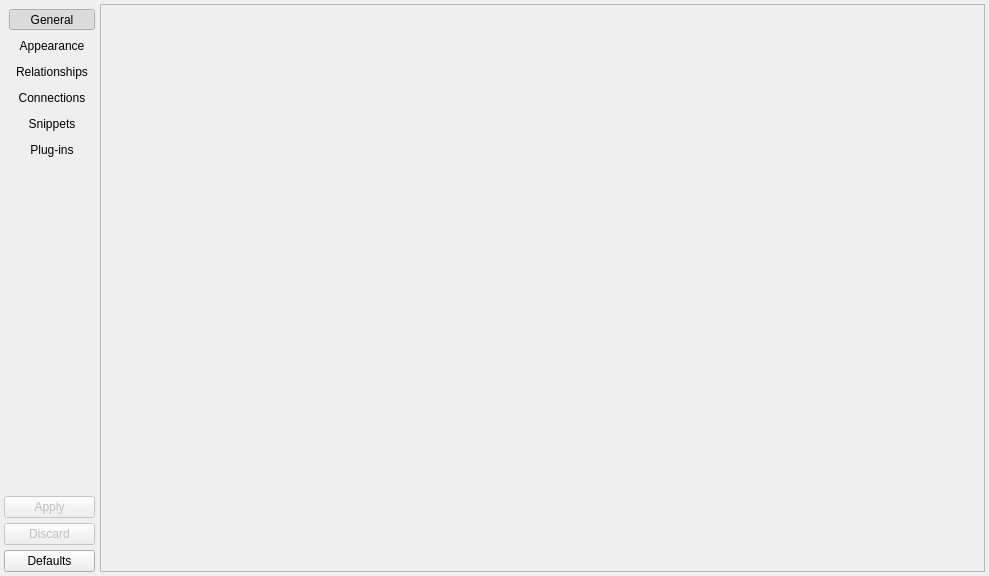
Qt form libs/libgui/ui/settings/configurationwidget.ui (arichiardi/pgmodeler) before a commit.
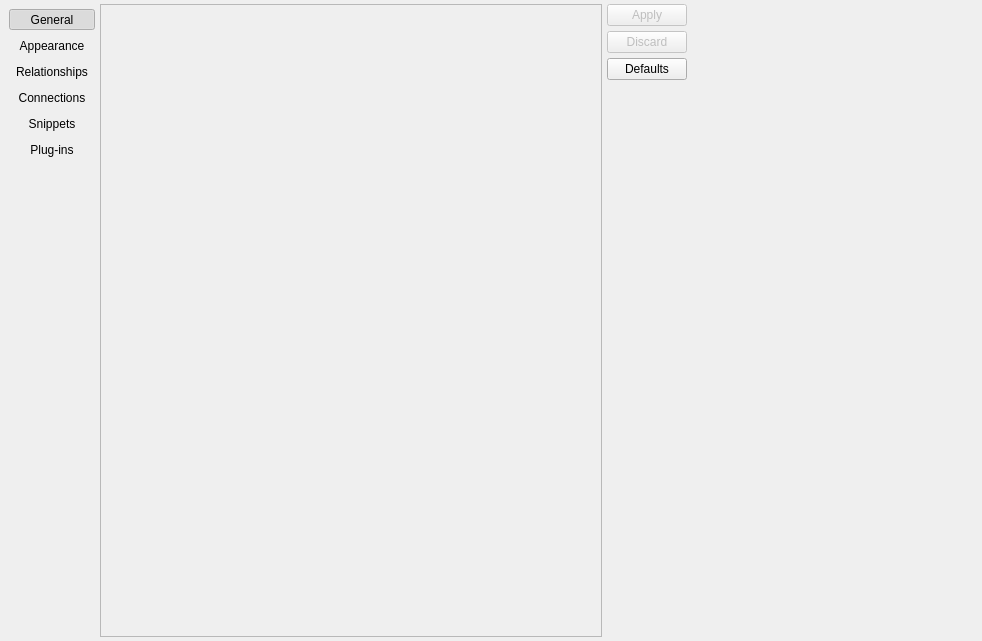
The same form after that commit. Icons and pictures are not drawn.

```diff
--- a/libs/libgui/ui/settings/configurationwidget.ui
+++ b/libs/libgui/ui/settings/configurationwidget.ui
@@ -9,8 +9,8 @@
    <rect>
     <x>0</x>
     <y>0</y>
-    <width>989</width>
-    <height>576</height>
+    <width>982</width>
+    <height>641</height>
    </rect>
   </property>
   <property name="sizePolicy">
@@ -26,7 +26,10 @@
    <iconset resource="../../../../priv-plugins/res/logoicons.qrc">
     <normaloff>:/icons/icons/pgmodeler_logo.png</normaloff>:/icons/icons/pgmodeler_logo.png</iconset>
   </property>
-  <layout class="QGridLayout" name="gridLayout_2">
+  <layout class="QHBoxLayout" name="horizontalLayout">
+   <property name="spacing">
+    <number>5</number>
+   </property>
    <property name="leftMargin">
     <number>4</number>
    </property>
@@ -39,45 +42,7 @@
    <property name="bottomMargin">
     <number>4</number>
    </property>
-   <property name="spacing">
-    <number>5</number>
-   </property>
-   <item row="6" column="0">
-    <widget class="QPushButton" name="defaults_btn">
-     <property name="sizePolicy">
-      <sizepolicy hsizetype="Preferred" vsizetype="Fixed">
-       <horstretch>0</horstretch>
-       <verstretch>0</verstretch>
-      </sizepolicy>
-     </property>
-     <property name="maximumSize">
-      <size>
-       <width>16777215</width>
-       <height>16777215</height>
-      </size>
-     </property>
-     <property name="text">
-      <string>Defaults</string>
-     </property>
-     <property name="icon">
-      <iconset resource="../../res/resources.qrc">
-       <normaloff>:/icons/icons/defaults.png</normaloff>:/icons/icons/defaults.png</iconset>
-     </property>
-     <property name="iconSize">
-      <size>
-       <width>28</width>
-       <height>28</height>
-      </size>
-     </property>
-     <property name="autoDefault">
-      <bool>false</bool>
-     </property>
-     <property name="default">
-      <bool>false</bool>
-     </property>
-    </widget>
-   </item>
-   <item row="0" column="0" rowspan="4">
+   <item>
     <widget class="QWidget" name="btns_parent_wgt" native="true">
      <property name="sizePolicy">
       <sizepolicy hsizetype="Fixed" vsizetype="Expanding">
@@ -108,12 +73,9 @@
        <number>0</number>
       </property>
       <property name="bottomMargin">
-       <number>5</number>
-      </property>
-      <property name="horizontalSpacing">
        <number>0</number>
       </property>
-      <property name="verticalSpacing">
+      <property name="spacing">
        <number>5</number>
       </property>
       <item row="0" column="0">
@@ -381,84 +343,20 @@
      </layout>
     </widget>
    </item>
-   <item row="4" column="0">
-    <widget class="QPushButton" name="apply_btn">
-     <property name="enabled">
-      <bool>false</bool>
-     </property>
-     <property name="sizePolicy">
-      <sizepolicy hsizetype="Preferred" vsizetype="Fixed">
-       <horstretch>0</horstretch>
-       <verstretch>0</verstretch>
-      </sizepolicy>
-     </property>
-     <property name="maximumSize">
-      <size>
-       <width>16777215</width>
-       <height>16777215</height>
-      </size>
-     </property>
-     <property name="text">
-      <string>Apply</string>
-     </property>
-     <property name="icon">
-      <iconset resource="../../res/resources.qrc">
-       <normaloff>:/icons/icons/confirm.png</normaloff>:/icons/icons/confirm.png</iconset>
-     </property>
-     <property name="iconSize">
-      <size>
-       <width>28</width>
-       <height>28</height>
-      </size>
-     </property>
-     <property name="default">
-      <bool>true</bool>
-     </property>
-    </widget>
-   </item>
-   <item row="5" column="0">
-    <widget class="QPushButton" name="revert_btn">
-     <property name="enabled">
-      <bool>false</bool>
-     </property>
-     <property name="sizePolicy">
-      <sizepolicy hsizetype="Preferred" vsizetype="Fixed">
-       <horstretch>0</horstretch>
-       <verstretch>0</verstretch>
-      </sizepolicy>
-     </property>
-     <property name="maximumSize">
-      <size>
-       <width>16777215</width>
-       <height>16777215</height>
-      </size>
-     </property>
-     <property name="text">
-      <string>Discard</string>
-     </property>
-     <property name="icon">
-      <iconset resource="../../res/resources.qrc">
-       <normaloff>:/icons/icons/delete.png</normaloff>:/icons/icons/delete.png</iconset>
-     </property>
-     <property name="iconSize">
-      <size>
-       <width>28</width>
-       <height>28</height>
-      </size>
-     </property>
-     <property name="flat">
-      <bool>false</bool>
-     </property>
-    </widget>
-   </item>
-   <item row="0" column="1" rowspan="7" colspan="3">
+   <item>
     <widget class="QFrame" name="bg_frame">
      <property name="sizePolicy">
-      <sizepolicy hsizetype="Preferred" vsizetype="Expanding">
+      <sizepolicy hsizetype="Expanding" vsizetype="Expanding">
        <horstretch>0</horstretch>
        <verstretch>0</verstretch>
       </sizepolicy>
      </property>
+     <property name="maximumSize">
+      <size>
+       <width>1000</width>
+       <height>16777215</height>
+      </size>
+     </property>
      <property name="frameShape">
       <enum>QFrame::Shape::StyledPanel</enum>
      </property>
@@ -491,13 +389,13 @@
         </property>
         <property name="minimumSize">
          <size>
-          <width>100</width>
+          <width>500</width>
           <height>0</height>
          </size>
         </property>
         <property name="maximumSize">
          <size>
-          <width>16777215</width>
+          <width>1000</width>
           <height>16777215</height>
          </size>
         </property>
@@ -512,6 +410,141 @@
      </layout>
     </widget>
    </item>
+   <item>
+    <layout class="QVBoxLayout" name="verticalLayout_3">
+     <item>
+      <widget class="QPushButton" name="apply_btn">
+       <property name="enabled">
+        <bool>false</bool>
+       </property>
+       <property name="sizePolicy">
+        <sizepolicy hsizetype="Preferred" vsizetype="Fixed">
+         <horstretch>0</horstretch>
+         <verstretch>0</verstretch>
+        </sizepolicy>
+       </property>
+       <property name="maximumSize">
+        <size>
+         <width>16777215</width>
+         <height>16777215</height>
+        </size>
+       </property>
+       <property name="text">
+        <string>Apply</string>
+       </property>
+       <property name="icon">
+        <iconset resource="../../res/resources.qrc">
+         <normaloff>:/icons/icons/confirm.png</normaloff>:/icons/icons/confirm.png</iconset>
+       </property>
+       <property name="iconSize">
+        <size>
+         <width>28</width>
+         <height>28</height>
+        </size>
+       </property>
+       <property name="default">
+        <bool>true</bool>
+       </property>
+      </widget>
+     </item>
+     <item>
+      <widget class="QPushButton" name="revert_btn">
+       <property name="enabled">
+        <bool>false</bool>
+       </property>
+       <property name="sizePolicy">
+        <sizepolicy hsizetype="Preferred" vsizetype="Fixed">
+         <horstretch>0</horstretch>
+         <verstretch>0</verstretch>
+        </sizepolicy>
+       </property>
+       <property name="maximumSize">
+        <size>
+         <width>16777215</width>
+         <height>16777215</height>
+        </size>
+       </property>
+       <property name="text">
+        <string>Discard</string>
+       </property>
+       <property name="icon">
+        <iconset resource="../../res/resources.qrc">
+         <normaloff>:/icons/icons/delete.png</normaloff>:/icons/icons/delete.png</iconset>
+       </property>
+       <property name="iconSize">
+        <size>
+         <width>28</width>
+         <height>28</height>
+        </size>
+       </property>
+       <property name="flat">
+        <bool>false</bool>
+       </property>
+      </widget>
+     </item>
+     <item>
+      <widget class="QPushButton" name="defaults_btn">
+       <property name="sizePolicy">
+        <sizepolicy hsizetype="Preferred" vsizetype="Fixed">
+         <horstretch>0</horstretch>
+         <verstretch>0</verstretch>
+        </sizepolicy>
+       </property>
+       <property name="maximumSize">
+        <size>
+         <width>16777215</width>
+         <height>16777215</height>
+        </size>
+       </property>
+       <property name="text">
+        <string>Defaults</string>
+       </property>
+       <property name="icon">
+        <iconset resource="../../res/resources.qrc">
+         <normaloff>:/icons/icons/defaults.png</normaloff>:/icons/icons/defaults.png</iconset>
+       </property>
+       <property name="iconSize">
+        <size>
+         <width>28</width>
+         <height>28</height>
+        </size>
+       </property>
+       <property name="autoDefault">
+        <bool>false</bool>
+       </property>
+       <property name="default">
+        <bool>false</bool>
+       </property>
+      </widget>
+     </item>
+     <item>
+      <spacer name="verticalSpacer_2">
+       <property name="orientation">
+        <enum>Qt::Orientation::Vertical</enum>
+       </property>
+       <property name="sizeHint" stdset="0">
+        <size>
+         <width>20</width>
+         <height>40</height>
+        </size>
+       </property>
+      </spacer>
+     </item>
+    </layout>
+   </item>
+   <item>
+    <spacer name="horizontalSpacer">
+     <property name="orientation">
+      <enum>Qt::Orientation::Horizontal</enum>
+     </property>
+     <property name="sizeHint" stdset="0">
+      <size>
+       <width>40</width>
+       <height>20</height>
+      </size>
+     </property>
+    </spacer>
+   </item>
   </layout>
  </widget>
  <tabstops>
```
Left out of the diff: 172 changed lines with no effect on the pictures.
